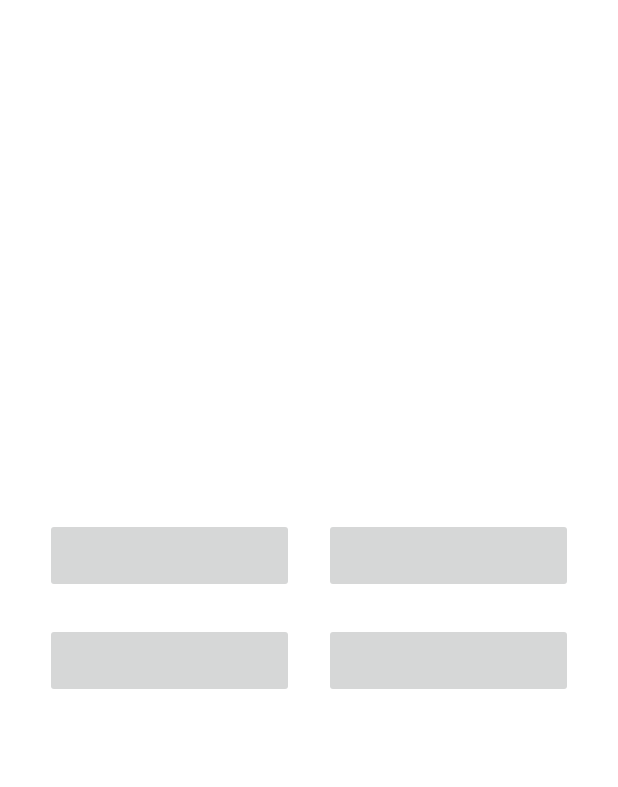
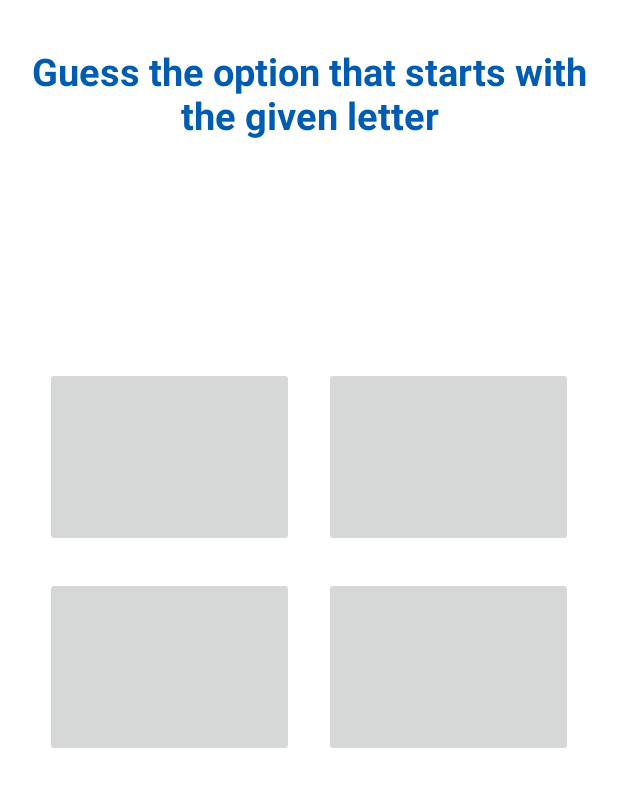
Before and after one commit to PrajeetGuha/AutiLearner, an Android app: the layout activity_learnletters.xml on its own in the app's theme, with its tools: preview values and no code run, on a phone screen of 412 x 824 dp. Shown: the top 787 px of the screen. Run offline under Robolectric (Android 15) with nearby library versions, the phone set to English and light mode, and no system bars.

Commit message:
Changed files

```diff
--- a/app/src/main/java/stcet/project/autilearner/learn_and_play/LearnLettersLessonActivity.kt
+++ b/app/src/main/java/stcet/project/autilearner/learn_and_play/LearnLettersLessonActivity.kt
@@ -92,7 +92,7 @@ class LearnLettersLessonActivity : AppCompatActivity() {
                             .load(choosenDocument["image"] as String)
 //                            .transform(TransparentBackgroundTransformation())
                             .error(com.google.android.material.R.drawable.mtrl_ic_error)
-                            .resize(150,150)
+                            //.resize(150,150)
                             .into(optionSet[0])
 //                        Log.d("CHECK",optionSet.count().toString())
                         for(i in 1..3){
@@ -101,7 +101,7 @@ class LearnLettersLessonActivity : AppCompatActivity() {
                                 .load(listOptions[i-1])
 //                                .transform(TransparentBackgroundTransformation())
                                 .error(com.google.android.material.R.drawable.mtrl_ic_error)
-                                .resize(150,150)
+                                //.resize(150,150)
                                 .into(optionSet[i])
                         }
                         setRightAnswerListener(choosenDocument["name"] as String,optionSet,questionNumber)
--- a/app/src/main/res/layout/activity_learnletters.xml
+++ b/app/src/main/res/layout/activity_learnletters.xml
@@ -14,14 +14,16 @@
 
 
     <TextView
-        android:id="@+id/lesson_heading"
+        android:id="@+id/learn_and_play_lesson_heading"
         android:layout_width="wrap_content"
         android:layout_height="wrap_content"
         android:layout_marginTop="20dp"
         android:fontFamily="sans-serif"
+        android:text="Guess the option that starts with the given letter"
         android:textColor="@color/primaryDarkColor"
+        android:textAlignment="center"
         android:padding="10dp"
-        android:textSize="20sp"
+        android:textSize="25sp"
         android:textStyle="bold"
         app:layout_constraintEnd_toEndOf="parent"
         app:layout_constraintStart_toStartOf="parent"
@@ -29,9 +31,12 @@
 
     <TextView
         android:id="@+id/question"
-        android:layout_width="166dp"
-        android:layout_height="178dp"
-        app:layout_constraintTop_toBottomOf="@id/lesson_heading"
+        android:layout_width="wrap_content"
+        android:layout_height="wrap_content"
+        android:textStyle="bold"
+        android:textSize="45sp"
+        android:textColor="@color/black"
+        app:layout_constraintTop_toBottomOf="@id/learn_and_play_lesson_heading"
         app:layout_constraintEnd_toEndOf="parent"
         app:layout_constraintStart_toStartOf="parent"
         android:layout_marginTop="50dp" />
@@ -41,7 +46,7 @@
         android:layout_height="wrap_content"
         android:layout_marginStart="20dp"
         android:layout_marginEnd="20dp"
-        android:layout_marginTop="40dp"
+        android:layout_marginTop="20dp"
         android:columnCount="2"
         android:rowCount="2"
         app:layout_constraintStart_toStartOf="parent"
@@ -54,8 +59,10 @@
             android:layout_rowWeight="1"
             android:layout_column="0"
             android:layout_columnWeight="1"
+            android:scaleType="fitCenter"
+            android:adjustViewBounds="true"
             android:layout_width="120dp"
-            android:layout_height="50dp"
+            android:layout_height="120dp"
             android:layout_margin="10dp"
             android:textAllCaps="false"
             android:textColor="@color/black" />
@@ -66,8 +73,10 @@
             android:layout_rowWeight="1"
             android:layout_column="1"
             android:layout_columnWeight="1"
+            android:scaleType="fitCenter"
+            android:adjustViewBounds="true"
             android:layout_width="120dp"
-            android:layout_height="50dp"
+            android:layout_height="120dp"
             android:layout_margin="10dp"
             android:textColor="@color/black"
             android:textAllCaps="false" />
@@ -78,8 +87,10 @@
             android:layout_rowWeight="1"
             android:layout_column="0"
             android:layout_columnWeight="1"
+            android:scaleType="fitCenter"
+            android:adjustViewBounds="true"
             android:layout_width="120dp"
-            android:layout_height="50dp"
+            android:layout_height="120dp"
             android:layout_margin="10dp"
             android:textAllCaps="false"
             android:textColor="@color/black" />
@@ -90,8 +101,10 @@
             android:layout_rowWeight="1"
             android:layout_column="1"
             android:layout_columnWeight="1"
+            android:scaleType="fitCenter"
+            android:adjustViewBounds="true"
             android:layout_width="120dp"
-            android:layout_height="50dp"
+            android:layout_height="120dp"
             android:layout_margin="10dp"
             android:textColor="@color/black"
             android:textAllCaps="false" />
@@ -102,7 +115,8 @@
         android:id="@+id/toast_layout"
         android:layout_width="match_parent"
         android:layout_height="100dp"
-        android:orientation="vertical"
+        android:orientation="horizontal"
+        android:padding="15dp"
         app:layout_constraintBottom_toBottomOf="parent"
         app:layout_constraintEnd_toEndOf="parent"
         app:layout_constraintStart_toStartOf="parent">
@@ -117,6 +131,7 @@
         <View
             android:layout_width="30dp"
             android:layout_height="60dp" />
+
         <ImageView
             android:id="@+id/toast_image"
             android:layout_width="60dp"
```
